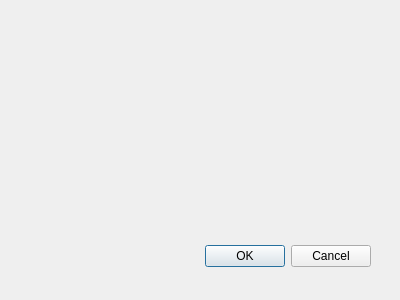
Qt form frmcolaborador.ui (kenreurison/prestacao) before a commit.
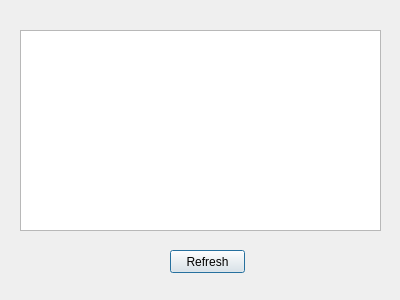
The same form after that commit.

Commit message: +Visualização da tabela pela interface -Verificar o que significa o const depois da declaração do método; -Organizar as classes das interfaces para ficar fácil a integração interface com banco de dados

The edit to the form file:
```diff
--- a/frmcolaborador.ui
+++ b/frmcolaborador.ui
@@ -15,20 +15,27 @@
   <property name="windowTitle">
    <string>Dialog</string>
   </property>
-  <widget name="buttonBox" class="QDialogButtonBox">
+  <widget class="QTableView" name="tbColaborador">
    <property name="geometry">
     <rect>
-     <x>30</x>
-     <y>240</y>
-     <width>341</width>
-     <height>32</height>
+     <x>20</x>
+     <y>30</y>
+     <width>361</width>
+     <height>201</height>
     </rect>
    </property>
-   <property name="orientation">
-    <enum>Qt::Horizontal</enum>
+  </widget>
+  <widget class="QPushButton" name="btnRefresh">
+   <property name="geometry">
+    <rect>
+     <x>170</x>
+     <y>250</y>
+     <width>75</width>
+     <height>23</height>
+    </rect>
    </property>
-   <property name="standardButtons">
-    <set>QDialogButtonBox::Cancel|QDialogButtonBox::Ok</set>
+   <property name="text">
+    <string>Refresh</string>
    </property>
   </widget>
  </widget>
```
Left out of the diff: 42 changed lines with no effect on the pictures. The commit also changes 6 other files.
